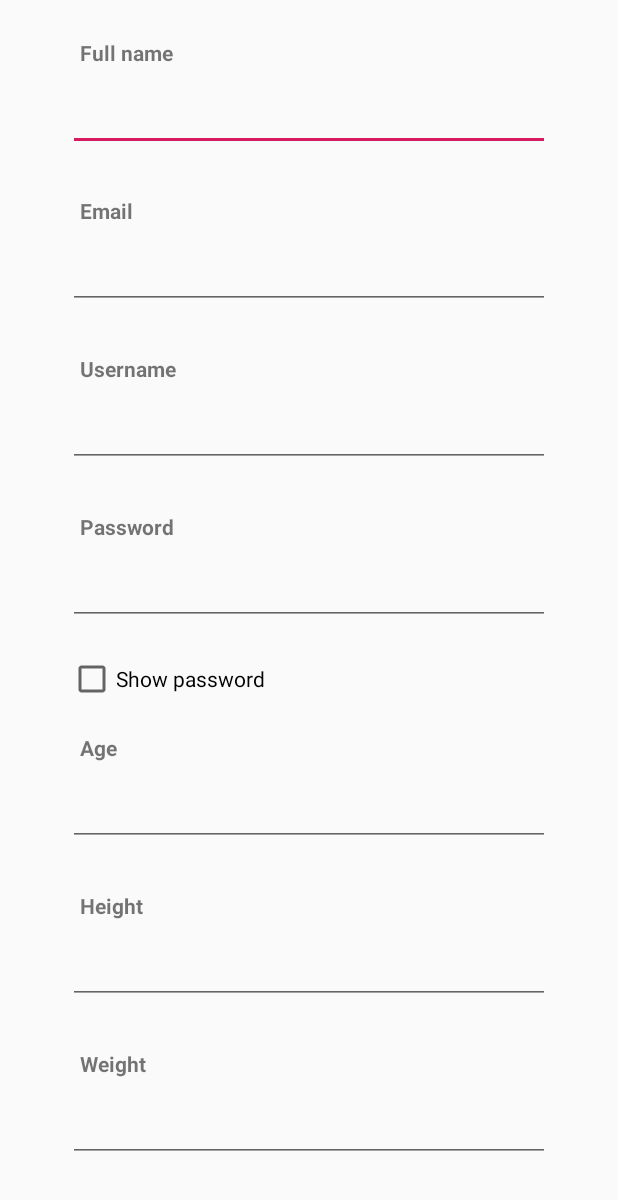
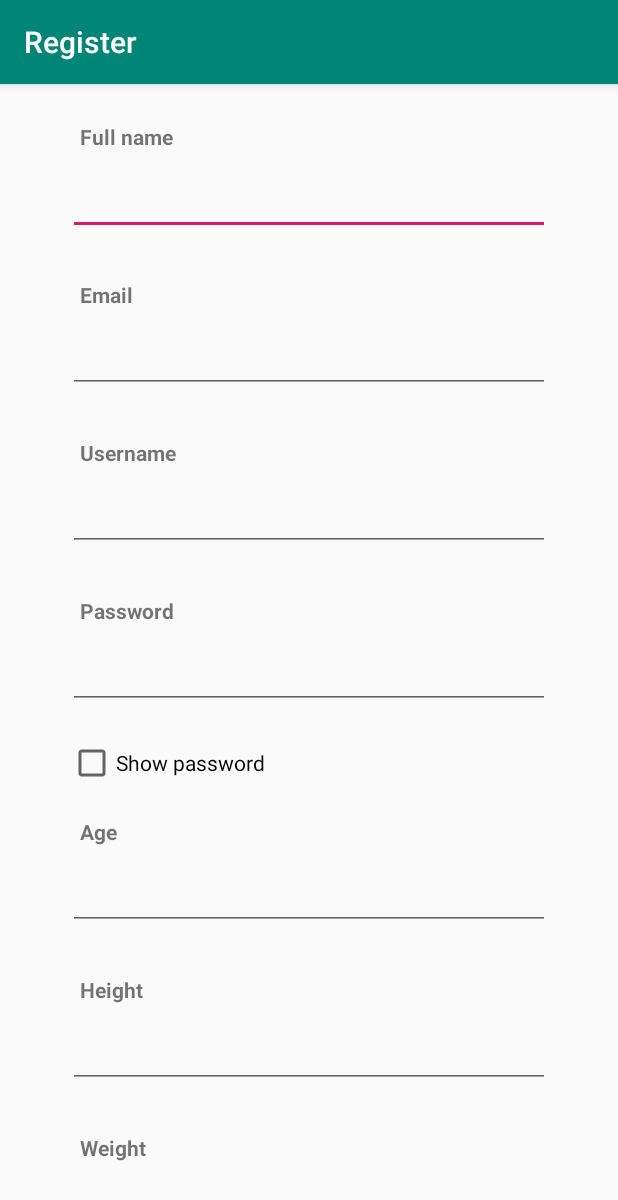
Before and after one commit to pkazmierski/soft-eng-2019, an Android app: the RegisterActivity screen opened directly, with no data from a screen before it, on a phone screen of 412 x 824 dp. Shown: the top 1200 px of the screen. Run offline under Robolectric (Android 15) with nearby library versions, the phone set to English and light mode, and no system bars; libraries missing offline, so code that uses them is left out: com.amazonaws.mobile.

Commit message:
Register update

```diff
--- a/app/src/main/AndroidManifest.xml
+++ b/app/src/main/AndroidManifest.xml
@@ -22,13 +22,11 @@
         <activity
             android:name=".activities.ResetPasswordActivity"
             android:label="Reset password"
-            android:launchMode="singleTask"
-            android:theme="@style/AppTheme.NoActionBar" />
+            android:launchMode="singleTask"/>
         <activity
             android:name=".activities.RegisterActivity"
             android:label="Register"
-            android:launchMode="singleTask"
-            android:theme="@style/AppTheme.NoActionBar" />
+            android:launchMode="singleTask"/>
         <activity
             android:name=".activities.NavigationDrawerActivity"
             android:label="@string/title_activity_navigation_drawer"
--- a/app/src/main/java/pl/se/fitnessapp/activities/RegisterActivity.java
+++ b/app/src/main/java/pl/se/fitnessapp/activities/RegisterActivity.java
@@ -2,6 +2,8 @@ package pl.se.fitnessapp.activities;
 
 import androidx.appcompat.app.AppCompatActivity;
 import pl.se.fitnessapp.R;
+import pl.se.fitnessapp.model.Goal;
+import pl.se.fitnessapp.model.PhysicalActivity;
 
 import android.app.Activity;
 import android.content.Intent;
@@ -37,7 +39,7 @@ import java.util.regex.Pattern;
 public class RegisterActivity extends AppCompatActivity implements AdapterView.OnItemSelectedListener{
 
     EditText name1, email1, username1, password1, verificationCode, age1, height1, weight1;
-    Button buttonRegister, buttonLocation, buttonVerify;
+    Button buttonRegister, buttonVerify;
     CheckBox checkBoxPassword;
     Spinner spinner, goalSpinner;
     TextView name2, email2, username2, password2, verify, age, height2, weight2, activity, goal;
@@ -48,7 +50,6 @@ public class RegisterActivity extends AppCompatActivity implements AdapterView.O
     String exerciseGoal;
     String gender = "1";
 
-    //LatLng location = null;
 
     private static final String TAG = "RegisterActivity";
 
@@ -70,7 +71,6 @@ public class RegisterActivity extends AppCompatActivity implements AdapterView.O
         verificationCode = (EditText) findViewById(R.id.verification_code);
         buttonRegister = (Button) findViewById(R.id.buttonRegister);
         buttonVerify = (Button) findViewById(R.id.verifyButton);
-        buttonLocation = (Button) findViewById(R.id.buttonLocation);
         checkBoxPassword = (CheckBox) findViewById(R.id.checkBoxPassword);
         radioGroup = (RadioGroup) findViewById(R.id.radioGroup);
         scroll = (ScrollView) findViewById(R.id.scroll);
@@ -124,36 +124,31 @@ public class RegisterActivity extends AppCompatActivity implements AdapterView.O
         Spinner spinGoal = (Spinner) parent;
         if(spin.getId() == R.id.signUpPhysicalActivity)
         {
-            active = parent.getItemAtPosition(position).toString();
+            if (parent.getItemAtPosition(position).toString().equals("Sedentary active: No sport or exercise")) {
+                active = PhysicalActivity.SEDENTARY.toString();
+            } else if (parent.getItemAtPosition(position).toString().equals("Lightly active (light exercise or sports: 1 or 3 days per week)")) {
+                active = PhysicalActivity.LIGHT.toString();
+            } else if (parent.getItemAtPosition(position).toString().equals("Moderately active (moderate exercise or sports: 3 or 5 days per week)")) {
+                active = PhysicalActivity.MODERATE.toString();
+            } else if (parent.getItemAtPosition(position).toString().equals("Active (hard exercise or sports or physical job: 6 or 7 days per week)")) {
+                active = PhysicalActivity.ACTIVE.toString();
+            } else if (parent.getItemAtPosition(position).toString().equals("Very active (very hard exercise or sports and physical job or 2x training)")) {
+                active = PhysicalActivity.VERY_ACTIVE.toString();
+            }
         }
         if(spinGoal.getId() == R.id.signUpGoal)
         {
-            exerciseGoal = parent.getItemAtPosition(position).toString();
+            if (parent.getItemAtPosition(position).toString().equals("Gain muscles")) {
+                exerciseGoal = Goal.MUSCLES.toString();
+            } else if (parent.getItemAtPosition(position).toString().equals("Increase stamina")) {
+                exerciseGoal = Goal.STAMINA.toString();
+            }
         }
     }
 
     @Override
     public void onNothingSelected(AdapterView<?> parent) {
 
-    }
-
-    public void getLocationBtn(View view) {
-        //Intent i = new Intent(this, LocationPermissionActivity.class);
-        //startActivityForResult(i, 1);
-    }
-
-    @Override
-    protected void onActivityResult(int requestCode, int resultCode, Intent data) {
-        super.onActivityResult(requestCode, resultCode, data);
-        if (requestCode == 1) {
-            if (resultCode == Activity.RESULT_OK) {
-                //location = data.getParcelableExtra("location");
-                //Log.d(TAG, "gotLocation: " + location);
-            }
-            if (resultCode == Activity.RESULT_CANCELED) {
-                //Toast.makeText(getApplicationContext(), "Location not chosen", Toast.LENGTH_SHORT).show();
-            }
-        }
     }
 
     public void checkRadioButton (View v) {
@@ -187,12 +182,7 @@ public class RegisterActivity extends AppCompatActivity implements AdapterView.O
         attributes.put("custom:goal", exerciseGoal);//custom:goal
         attributes.put("custom:physicalActivity", active);//custom:physicalActivity
         attributes.put("custom:gender", gender);//custom:gender (0,1)
-        //attributes.put("custom:location", location == null ? "" : location.toString());//custom:location
 
-        /*if(location == null) {
-            Toast.makeText(getApplicationContext(), "Choose your location", Toast.LENGTH_SHORT).show();
-            return;
-        }*/
 
         if (TextUtils.isEmpty(name)) {
             Toast.makeText(getApplicationContext(), "Enter name", Toast.LENGTH_SHORT).show();
@@ -306,7 +296,6 @@ public class RegisterActivity extends AppCompatActivity implements AdapterView.O
         goalSpinner.setVisibility(View.GONE);
         checkBoxPassword.setVisibility(View.GONE);
         buttonRegister.setVisibility(View.GONE);
-        buttonLocation.setVisibility(View.GONE);
         scroll.setVisibility(View.GONE);
 
         name2.setVisibility(View.GONE);
@@ -349,17 +338,10 @@ public class RegisterActivity extends AppCompatActivity implements AdapterView.O
                                         Log.d(TAG, "Sign-in callback state: " + signInResult.getSignInState());
                                         switch (signInResult.getSignInState()) {
                                             case DONE:
-                                                Toast.makeText(getApplicationContext(),"Sign-in done.", Toast.LENGTH_SHORT).show();
-                                                Intent i = new Intent(RegisterActivity.this, MainActivity.class);
+                                                Toast.makeText(getApplicationContext(),"Sign-in done. You can now sign-up.", Toast.LENGTH_SHORT).show();
+                                                AWSMobileClient.getInstance().signOut();
+                                                Intent i = new Intent(RegisterActivity.this, AuthenticationActivity.class);
                                                 startActivity(i);
-
-                                                Runnable createUserDataSuccess = () -> {
-                                                    Log.d(TAG, "sign-up: created user data in DynamoDB");
-                                                    runOnUiThread(() -> Toast.makeText(getApplicationContext(),"Sign-up done.", Toast.LENGTH_SHORT).show());
-                                                    Intent ii = new Intent(RegisterActivity.this, MainActivity.class);
-                                                    startActivity(ii);
-                                                };
-                                                Runnable createUserDataFailure = () -> Log.d(TAG, "sign-up: failed to create user data in DynamoDB");
 
                                                 break;
                                             case PASSWORD_VERIFIER:
--- a/app/src/main/res/layout/activity_register.xml
+++ b/app/src/main/res/layout/activity_register.xml
@@ -255,23 +255,6 @@
                 android:layout_height="30dp"/>
 
             <Button
-                android:id="@+id/buttonLocation"
-                android:layout_width="250dp"
-                android:layout_height="55dp"
-                android:layout_gravity="center"
-                android:background="@color/colorPrimary"
-                android:onClick="getLocationBtn"
-                android:text="@string/enter_location"
-                android:textAllCaps="true"
-                android:textColor="@color/cardview_light_background"
-                android:textSize="15sp"
-                android:textStyle="bold" />
-
-            <androidx.legacy.widget.Space
-                android:layout_width="match_parent"
-                android:layout_height="30dp" />
-
-            <Button
                 android:id="@+id/buttonRegister"
                 android:layout_width="335dp"
                 android:layout_height="64dp"
```
